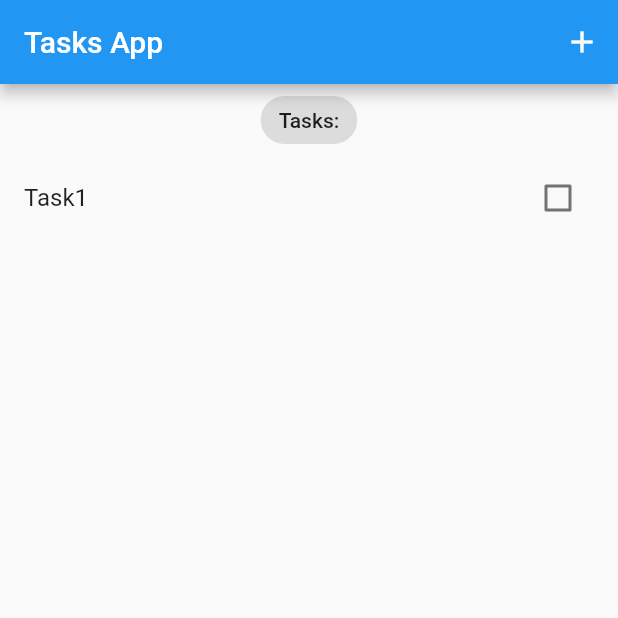
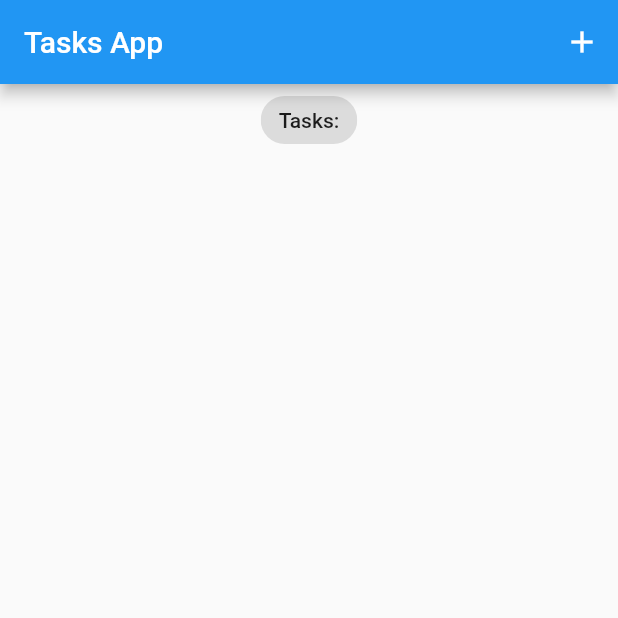
Before and after one commit to Hall-e3/flutter_bloc, a Flutter app: the screen it shows after launch, on a phone screen of 412 x 824 dp, the top half of it. Run offline on Flutter 3.47's test engine with Material 2 defaults, Android fonts, the phone set to English and light mode, and no system bars; our stand-ins replace equatable, flutter_bloc.

Commit message:
new changes

```diff
--- a/lib/main.dart
+++ b/lib/main.dart
@@ -1,4 +1,3 @@
-import 'package:bloc_demo/data/models/task.dart';
 import 'package:bloc_demo/presentation/screens/tasks_screen.dart';
 import 'package:flutter/material.dart';
 
@@ -15,8 +14,7 @@ class MyApp extends StatelessWidget {
   @override
   Widget build(BuildContext context) {
     return BlocProvider(
-      create: (context) =>
-          TasksBloc()..add(AddTask(task: Task(title: "Task1"))),
+      create: (context) => TasksBloc(),
       child: MaterialApp(
         title: 'Flutter Demo',
         debugShowCheckedModeBanner: false,
```
Also changed, not shown: lib/logic/blocs/bloc/tasks_bloc.dart (+13 -2 lines), lib/presentation/widgets/tasks_list.dart (+6 -1 lines).
